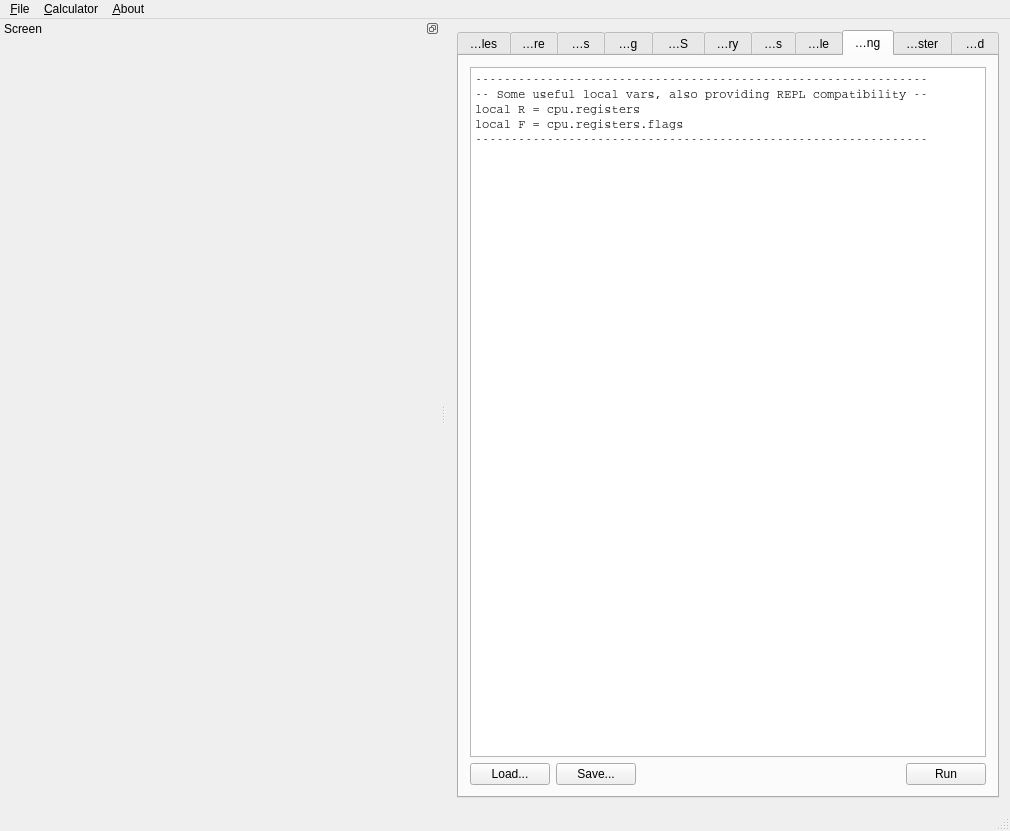
This is gui/qt/mainwindow.ui in adriweb/CEmu as Qt 5 draws it before an edit. The edited form follows.
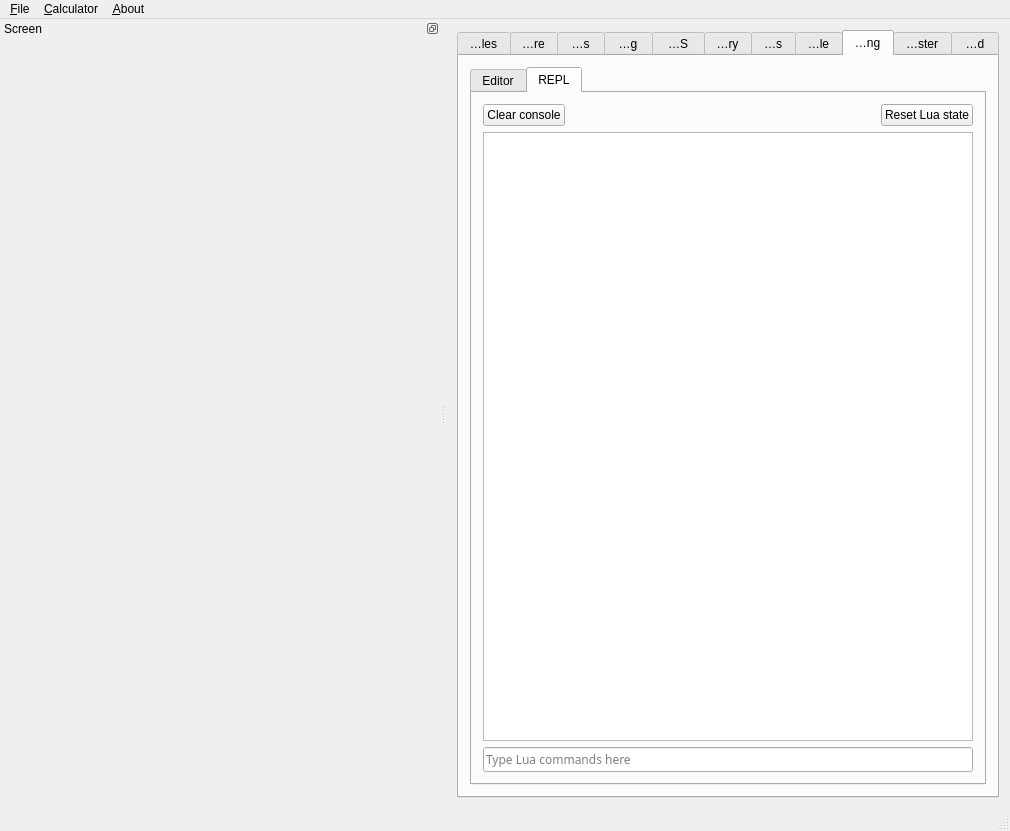
This is the edited form. The open tabs and pages were chosen to show the change. Icons and pictures are not drawn. Custom widgets are drawn as their Qt base class.

Commit message: [Lua] REPL tab

```diff
--- a/gui/qt/mainwindow.ui
+++ b/gui/qt/mainwindow.ui
@@ -7516,6 +7516,16 @@
        </attribute>
        <layout class="QVBoxLayout" name="verticalLayout_26">
         <item>
+         <widget class="QTabWidget" name="LuaTabs">
+          <property name="currentIndex">
+           <number>0</number>
+          </property>
+          <widget class="QWidget" name="LuaEditorTab">
+           <attribute name="title">
+            <string>Editor</string>
+           </attribute>
+           <layout class="QVBoxLayout" name="verticalLayout_18_lua">
+            <item>
          <widget class="LuaEditor" name="luaScriptEditor">
           <property name="font">
            <font>
@@ -7525,8 +7535,7 @@
           <property name="plainText">
            <string>---------------------------------------------------------------
 -- Some useful local vars, also providing REPL compatibility --
-local R = cpu.registers
-local F = cpu.registers.flags
+local R, F = cpu.registers, cpu.registers.flags
 ---------------------------------------------------------------
 
 </string>
@@ -7576,6 +7585,84 @@
         </item>
        </layout>
       </widget>
+          <widget class="QWidget" name="LuaREPLTab">
+           <attribute name="title">
+            <string>REPL</string>
+           </attribute>
+           <layout class="QVBoxLayout" name="verticalLayoutREPL">
+            <item>
+             <layout class="QHBoxLayout" name="horizontalLayout_lua_26">
+              <item>
+               <widget class="QPushButton" name="clearREPLConsole">
+                <property name="text">
+                 <string>Clear console</string>
+                </property>
+               </widget>
+              </item>
+              <item>
+               <spacer name="horizontalSpacer_24">
+                <property name="orientation">
+                 <enum>Qt::Horizontal</enum>
+                </property>
+                <property name="sizeHint" stdset="0">
+                 <size>
+                  <width>40</width>
+                  <height>20</height>
+                 </size>
+                </property>
+               </spacer>
+              </item>
+              <item>
+               <widget class="QPushButton" name="resetREPLLuaState">
+                <property name="text">
+                 <string>Reset Lua state</string>
+                </property>
+               </widget>
+              </item>
+             </layout>
+            </item>
+            <item>
+             <widget class="QPlainTextEdit" name="REPLConsole">
+              <property name="font">
+               <font>
+                <family>Droid Sans Mono</family>
+               </font>
+              </property>
+              <property name="undoRedoEnabled">
+               <bool>false</bool>
+              </property>
+              <property name="lineWrapMode">
+               <enum>QPlainTextEdit::NoWrap</enum>
+              </property>
+              <property name="readOnly">
+               <bool>true</bool>
+              </property>
+              <property name="plainText">
+               <string/>
+              </property>
+             </widget>
+            </item>
+            <item>
+             <widget class="QLineEdit" name="REPLInput">
+              <property name="enabled">
+               <bool>true</bool>
+              </property>
+              <property name="font">
+               <font>
+                <family>Droid Sans Mono</family>
+               </font>
+              </property>
+              <property name="placeholderText">
+               <string>Type Lua commands here</string>
+              </property>
+             </widget>
+            </item>
+           </layout>
+          </widget>
+         </widget>
+        </item>
+       </layout>
+      </widget>
       <widget class="QWidget" name="tabAutotester">
        <property name="sizePolicy">
         <sizepolicy hsizetype="Expanding" vsizetype="Expanding">
```
Left out of the diff: 10 changed lines with no effect on the pictures. Lines whose indentation alone changed are shown as unchanged. The commit also changes 3 other files.
